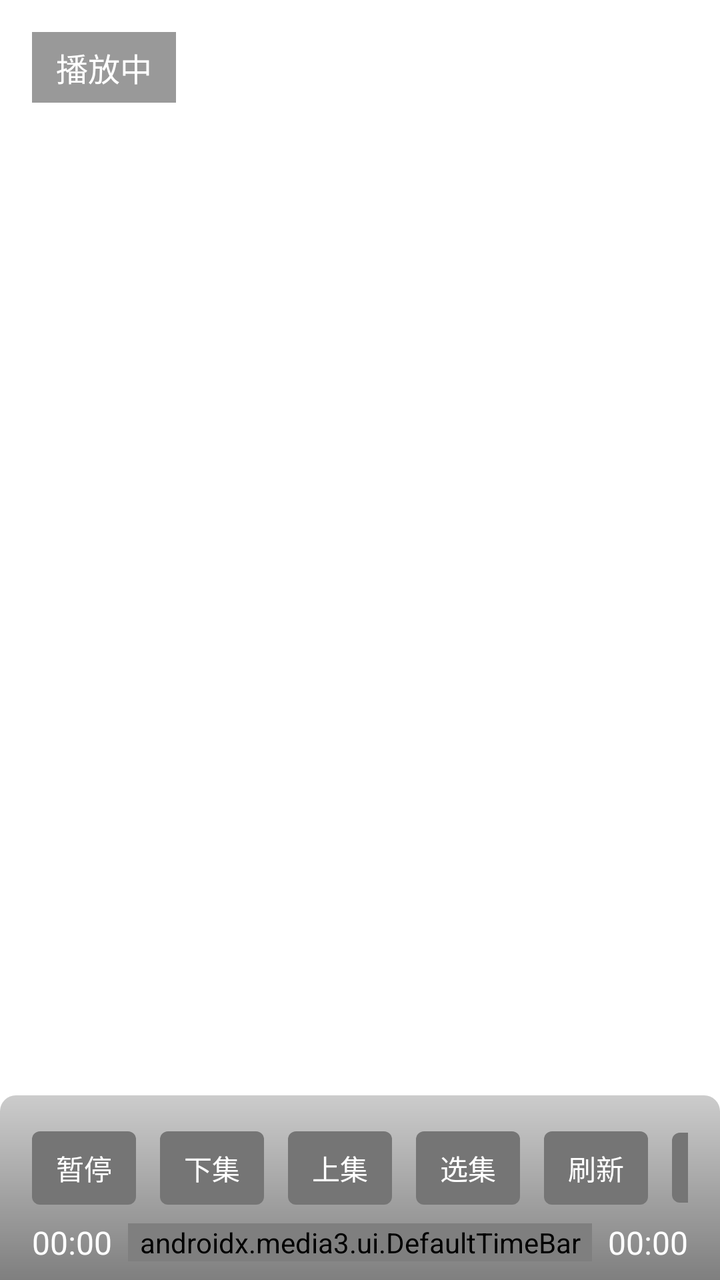
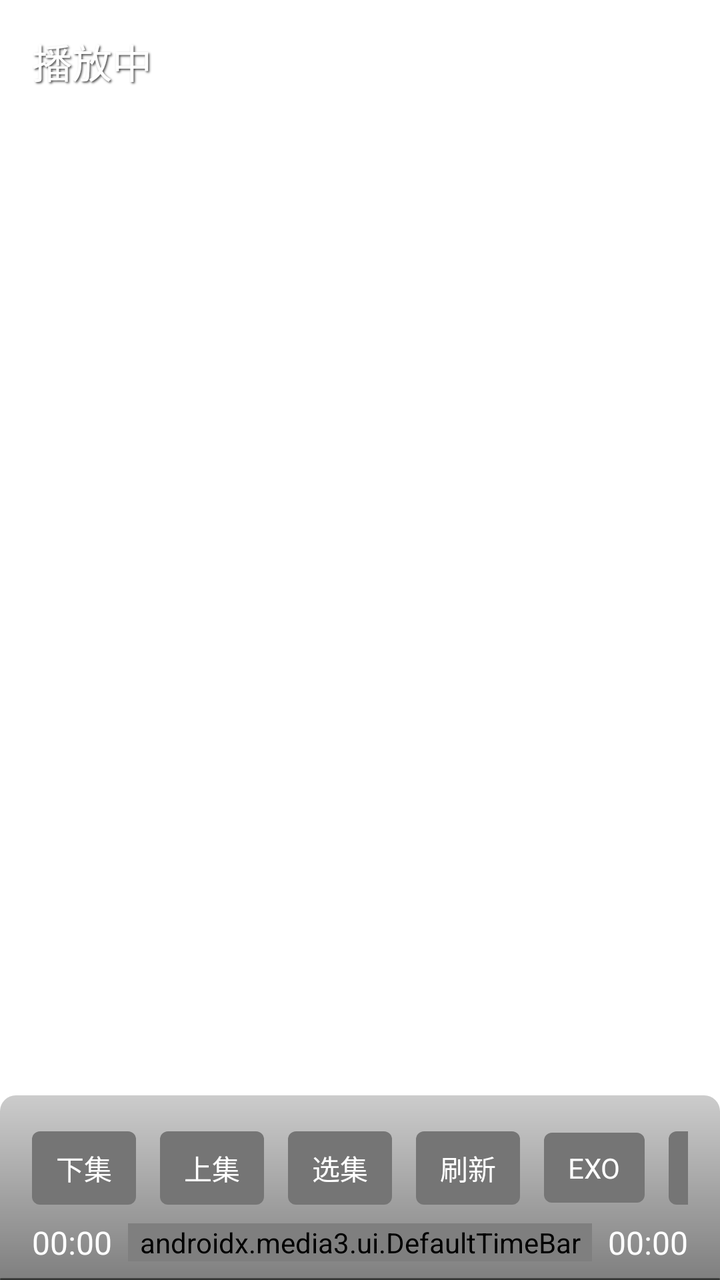

Compare the two renders of this Android layout. The source of the first and the diff that turns it into the second are given below.
<!-- AndroidManifest.xml: application theme Theme.TVBox -->
<!-- res/layout/activity_play_layer.xml -->
<?xml version="1.0" encoding="utf-8"?>
<FrameLayout xmlns:android="http://schemas.android.com/apk/res/android"
    xmlns:app="http://schemas.android.com/apk/res-auto"
    android:layout_width="match_parent"
    android:layout_height="match_parent"
    android:background="@android:color/transparent"
    android:focusable="true"
    android:focusableInTouchMode="true">

    
    
    
    


    


    
    <LinearLayout
        android:id="@+id/playProgress"
        android:layout_width="wrap_content"
        android:layout_height="wrap_content"
        android:layout_gravity="center"
        android:gravity="center"
        android:orientation="vertical"
        android:visibility="gone">

        
        <ProgressBar
            android:layout_width="wrap_content"
            android:layout_height="wrap_content"
            android:indeterminateTint="@android:color/white" />

        
        <TextView
            android:id="@+id/playProgressText"
            android:layout_width="wrap_content"
            android:layout_height="wrap_content"
            android:layout_marginTop="8dp"
            android:text="加载中"
            android:textColor="@android:color/white"
            android:textSize="16sp" />
    </LinearLayout>

    
    <LinearLayout
        android:id="@+id/playCenter"
        android:layout_width="wrap_content"
        android:layout_height="wrap_content"
        android:layout_gravity="center"
        android:background="@drawable/shape_widget"
        android:gravity="center"
        android:orientation="vertical"
        android:padding="16dp"
        android:visibility="gone">

        <ImageView
            android:id="@+id/playCenterIcon"
            android:layout_width="56dp"
            android:layout_height="56dp"
            android:contentDescription="@null"
            android:scaleType="fitCenter"
            android:src="@drawable/ic_widget_play" />

        <LinearLayout
            android:layout_width="wrap_content"
            android:layout_height="wrap_content"
            android:orientation="horizontal">

            <TextView
                android:id="@+id/playCenterPos"
                android:layout_width="wrap_content"
                android:layout_height="wrap_content"
                android:textColor="@color/white"
                android:textSize="16sp" />

            <TextView
                android:layout_width="wrap_content"
                android:layout_height="wrap_content"
                android:layout_marginStart="4dp"
                android:layout_marginEnd="4dp"
                android:text="/"
                android:textColor="@color/white"
                android:textSize="16sp" />

            <TextView
                android:id="@+id/playCenterDur"
                android:layout_width="wrap_content"
                android:layout_height="wrap_content"
                android:textColor="@color/white"
                android:textSize="16sp" />
        </LinearLayout>
    </LinearLayout>

    
    <TextView
        android:id="@+id/playTitle"
        android:layout_width="wrap_content"
        android:layout_height="wrap_content"
        android:layout_marginStart="16dp"
        android:layout_marginTop="16dp"
        android:background="#66000000"
        android:paddingStart="12dp"
        android:paddingTop="6dp"
        android:paddingEnd="12dp"
        android:paddingBottom="6dp"
        android:text="播放中"
        android:textColor="#FFFFFF"
        android:textSize="16sp" />

    
    <LinearLayout
        android:id="@+id/controlBar"
        android:layout_width="match_parent"
        android:layout_height="wrap_content"
        android:layout_gravity="bottom"
        android:background="@drawable/shape_controller"
        android:orientation="vertical"
        android:paddingStart="16dp"
        android:paddingTop="18dp"
        android:paddingEnd="16dp"
        android:paddingBottom="8dp"
        android:visibility="visible">

        
        <HorizontalScrollView
            android:id="@+id/parseBar"
            android:layout_width="match_parent"
            android:layout_height="wrap_content"
            android:layout_marginBottom="16dp"
            android:clipChildren="false"
            android:clipToPadding="false"
            android:scrollbars="none"
            android:visibility="gone">

            <LinearLayout
                android:id="@+id/parseRow"
                android:layout_width="wrap_content"
                android:layout_height="wrap_content"
                android:orientation="horizontal" />
        </HorizontalScrollView>

        
        <HorizontalScrollView
            android:layout_width="match_parent"
            android:layout_height="wrap_content"
            android:fillViewport="true"
            android:scrollbars="none">

            <LinearLayout
                android:id="@+id/actionLayout"
                android:layout_width="wrap_content"
                android:layout_height="wrap_content"
                android:gravity="center_vertical"
                android:orientation="horizontal">

            <TextView
                android:id="@+id/btnPlayPause"
                android:layout_width="wrap_content"
                android:layout_height="wrap_content"
                android:layout_marginEnd="12dp"
                android:background="@drawable/selector_text"
                android:focusable="true"
                android:focusableInTouchMode="true"
                android:nextFocusDown="@id/timeBar"
                android:text="暂停"
                android:textColor="@color/white"
                android:textSize="14sp" />

            <TextView
                android:id="@+id/btnNext"
                android:layout_width="wrap_content"
                android:layout_height="wrap_content"
                android:layout_marginEnd="12dp"
                android:background="@drawable/selector_text"
                android:focusable="true"
                android:focusableInTouchMode="true"
                android:nextFocusDown="@id/timeBar"
                android:text="下集"
                android:textColor="@color/white"
                android:textSize="14sp" />

            <TextView
                android:id="@+id/btnPrev"
                android:layout_width="wrap_content"
                android:layout_height="wrap_content"
                android:layout_marginEnd="12dp"
                android:background="@drawable/selector_text"
                android:focusable="true"
                android:focusableInTouchMode="true"
                android:nextFocusDown="@id/timeBar"
                android:text="上集"
                android:textColor="@color/white"
                android:textSize="14sp" />

            <TextView
                android:id="@+id/btnEpisodes"
                android:layout_width="wrap_content"
                android:layout_height="wrap_content"
                android:layout_marginEnd="12dp"
                android:background="@drawable/selector_text"
                android:focusable="true"
                android:focusableInTouchMode="true"
                android:nextFocusDown="@id/timeBar"
                android:text="选集"
                android:textColor="@color/white"
                android:textSize="14sp" />

            <TextView
                android:id="@+id/btnReset"
                android:layout_width="wrap_content"
                android:layout_height="wrap_content"
                android:layout_marginEnd="12dp"
                android:background="@drawable/selector_text"
                android:focusable="true"
                android:focusableInTouchMode="true"
                android:nextFocusDown="@id/timeBar"
                android:text="刷新"
                android:textColor="@color/white"
                android:textSize="14sp" />

            <TextView
                android:id="@+id/btnPlayer"
                android:layout_width="wrap_content"
                android:layout_height="wrap_content"
                android:layout_marginEnd="12dp"
                android:background="@drawable/selector_text"
                android:focusable="true"
                android:focusableInTouchMode="true"
                android:nextFocusDown="@id/timeBar"
                android:text="EXO"
                android:textColor="@color/white"
                android:textSize="14sp" />

            <TextView
                android:id="@+id/btnDecode"
                android:layout_width="wrap_content"
                android:layout_height="wrap_content"
                android:layout_marginEnd="12dp"
                android:background="@drawable/selector_text"
                android:focusable="true"
                android:focusableInTouchMode="true"
                android:nextFocusDown="@id/timeBar"
                android:text="硬解"
                android:textColor="@color/white"
                android:textSize="14sp" />

            <TextView
                android:id="@+id/btnSpeed"
                android:layout_width="wrap_content"
                android:layout_height="wrap_content"
                android:layout_marginEnd="12dp"
                android:background="@drawable/selector_text"
                android:focusable="true"
                android:focusableInTouchMode="true"
                android:nextFocusDown="@id/timeBar"
                android:text="1.00"
                android:textColor="@color/white"
                android:textSize="14sp" />

            <TextView
                android:id="@+id/btnScale"
                android:layout_width="wrap_content"
                android:layout_height="wrap_content"
                android:layout_marginEnd="12dp"
                android:background="@drawable/selector_text"
                android:focusable="true"
                android:focusableInTouchMode="true"
                android:nextFocusDown="@id/timeBar"
                android:text="原始"
                android:textColor="@color/white"
                android:textSize="14sp" />

            <TextView
                android:id="@+id/btnTrackText"
                android:layout_width="wrap_content"
                android:layout_height="wrap_content"
                android:layout_marginEnd="12dp"
                android:background="@drawable/selector_text"
                android:focusable="true"
                android:focusableInTouchMode="true"
                android:nextFocusDown="@id/timeBar"
                android:text="字幕"
                android:textColor="@color/white"
                android:textSize="14sp" />

            <TextView
                android:id="@+id/btnTrackAudio"
                android:layout_width="wrap_content"
                android:layout_height="wrap_content"
                android:layout_marginEnd="12dp"
                android:background="@drawable/selector_text"
                android:focusable="true"
                android:focusableInTouchMode="true"
                android:nextFocusDown="@id/timeBar"
                android:text="音轨"
                android:textColor="@color/white"
                android:textSize="14sp" />

            <TextView
                android:id="@+id/btnTrackVideo"
                android:layout_width="wrap_content"
                android:layout_height="wrap_content"
                android:layout_marginEnd="12dp"
                android:background="@drawable/selector_text"
                android:focusable="true"
                android:focusableInTouchMode="true"
                android:nextFocusDown="@id/timeBar"
                android:text="视轨"
                android:textColor="@color/white"
                android:textSize="14sp" />

            <TextView
                android:id="@+id/btnOpening"
                android:layout_width="wrap_content"
                android:layout_height="wrap_content"
                android:layout_marginEnd="12dp"
                android:background="@drawable/selector_text"
                android:focusable="true"
                android:focusableInTouchMode="true"
                android:nextFocusDown="@id/timeBar"
                android:text="片头"
                android:textColor="@color/white"
                android:textSize="14sp" />

            <TextView
                android:id="@+id/btnEnding"
                android:layout_width="wrap_content"
                android:layout_height="wrap_content"
                android:layout_marginEnd="12dp"
                android:background="@drawable/selector_text"
                android:focusable="true"
                android:focusableInTouchMode="true"
                android:nextFocusDown="@id/timeBar"
                android:text="片尾"
                android:textColor="@color/white"
                android:textSize="14sp" />

            
            <TextView
                android:id="@+id/btnDanmu"
                android:visibility="gone"
                android:layout_width="wrap_content"
                android:layout_height="wrap_content"
                android:layout_marginEnd="12dp"
                android:background="@drawable/selector_text"
                android:focusable="true"
                android:focusableInTouchMode="true"
                android:nextFocusDown="@id/timeBar"
                android:text="弹幕搜索"
                android:textColor="@color/white"
                android:textSize="14sp" />

            <TextView
                android:id="@+id/btnLoop"
                android:layout_width="wrap_content"
                android:layout_height="wrap_content"
                android:layout_marginEnd="12dp"
                android:background="@drawable/selector_text"
                android:focusable="true"
                android:focusableInTouchMode="true"
                android:nextFocusDown="@id/timeBar"
                android:text="循环"
                android:textColor="@color/white"
                android:textSize="14sp" />

            
            <TextView
                android:id="@+id/btnQuality"
                android:layout_width="wrap_content"
                android:layout_height="wrap_content"
                android:layout_marginEnd="12dp"
                android:background="@drawable/selector_text"
                android:focusable="true"
                android:focusableInTouchMode="true"
                android:nextFocusDown="@id/timeBar"
                android:text="清晰度"
                android:textColor="@color/white"
                android:textSize="14sp"
                android:visibility="gone" />

            </LinearLayout>
        </HorizontalScrollView>

        
        <LinearLayout
            android:layout_width="match_parent"
            android:layout_height="wrap_content"
            android:layout_marginTop="8dp"
            android:gravity="center_vertical"
            android:orientation="horizontal">

            <TextView
                android:id="@+id/timePos"
                android:layout_width="wrap_content"
                android:layout_height="wrap_content"
                android:text="00:00"
                android:textColor="@color/white"
                android:textSize="16sp" />

            <androidx.media3.ui.DefaultTimeBar
                android:id="@+id/timeBar"
                android:layout_width="0dp"
                android:layout_height="wrap_content"
                android:layout_marginStart="8dp"
                android:layout_marginEnd="8dp"
                android:layout_weight="1"
                android:focusable="true"
                android:focusableInTouchMode="true"
                android:nextFocusUp="@id/btnPlayPause" />

            <TextView
                android:id="@+id/timeDur"
                android:layout_width="wrap_content"
                android:layout_height="wrap_content"
                android:text="00:00"
                android:textColor="@color/white"
                android:textSize="16sp" />
        </LinearLayout>
    </LinearLayout>

</FrameLayout>
<!-- resources referenced by this layout -->
<resources>
  <color name="white">#FFFFFFFF</color>
  <!-- drawable ic_widget_play (drawable) -->
  <vector xmlns:android="http://schemas.android.com/apk/res/android"
      android:width="24dp"
      android:height="24dp"
      android:tint="#FFFFFF"
      android:viewportWidth="24"
      android:viewportHeight="24">
      <path
          android:fillColor="#FFFFFF"
          android:pathData="M8,5v14l11,-7z" />
  </vector>
  <!-- drawable selector_text (drawable) -->
  <?xml version="1.0" encoding="utf-8"?>
  <selector xmlns:android="http://schemas.android.com/apk/res/android">
      <item android:drawable="@drawable/shape_text_focused" android:state_focused="true" />
      <item android:drawable="@drawable/shape_text_activated" android:state_activated="true" />
      <item android:drawable="@drawable/shape_text_normal" />
  </selector>
  <!-- drawable shape_controller (drawable) -->
  <?xml version="1.0" encoding="utf-8"?>
  <shape xmlns:android="http://schemas.android.com/apk/res/android"
      android:shape="rectangle">
  
      <gradient
          android:angle="270"
          android:endColor="@color/black_50"
          android:startColor="@color/black_20"
          android:type="linear" />
  
      <corners
          android:topLeftRadius="8dp"
          android:topRightRadius="8dp" />
  
  </shape>
  <!-- drawable shape_widget (drawable) -->
  <?xml version="1.0" encoding="utf-8"?>
  <shape android:shape="rectangle"
    xmlns:android="http://schemas.android.com/apk/res/android">
      <solid android:color="@color/black_40" />
      <corners android:radius="8.0dip" />
      <padding android:left="16.0dip" android:top="16.0dip" android:right="16.0dip" android:bottom="16.0dip" />
  </shape>
  <style name="Theme.TVBox" parent="android:Theme.Black.NoTitleBar.Fullscreen">
          <item name="android:windowFullscreen">true</item>
          
          
          <item name="android:windowBackground">@null</item>
          <item name="android:colorBackground">@null</item>
          
          
          
          
      </style>
  <!-- drawable shape_text_focused (drawable) -->
  <?xml version="1.0" encoding="utf-8"?>
  <shape xmlns:android="http://schemas.android.com/apk/res/android"
      android:shape="rectangle">
  
      <solid android:color="@color/blue_500" />
  
      <corners android:radius="4dp" />
  
      <padding
          android:bottom="8dp"
          android:left="12dp"
          android:right="12dp"
          android:top="8dp" />
  
  </shape>
  <!-- drawable shape_text_activated (drawable) -->
  <?xml version="1.0" encoding="utf-8"?>
  <shape xmlns:android="http://schemas.android.com/apk/res/android"
      android:shape="rectangle">
  
      <solid android:color="@color/grey_600" />
  
      <corners android:radius="4dp" />
  
      <padding
          android:bottom="8dp"
          android:left="12dp"
          android:right="12dp"
          android:top="8dp" />
  
  </shape>
  <!-- drawable shape_text_normal (drawable) -->
  <?xml version="1.0" encoding="utf-8"?>
  <shape xmlns:android="http://schemas.android.com/apk/res/android"
      android:shape="rectangle">
  
      <solid android:color="@color/grey_600" />
  
      <corners android:radius="4dp" />
  
      <padding
          android:bottom="8dp"
          android:left="12dp"
          android:right="12dp"
          android:top="8dp" />
  
  </shape>
  <color name="black_50">#80000000</color>
  <color name="black_20">#33000000</color>
  <color name="black_40">#66000000</color>
  <color name="blue_500">#FF2196F3</color>
  <color name="grey_600">#FF757575</color>
</resources>

<!-- the commit's change to res/layout/activity_play_layer.xml (unified diff, before → after) -->
@@ -15,6 +15,61 @@
 
     
 
+
+    
+    <RelativeLayout
+        android:id="@+id/displayOverlay"
+        android:layout_width="match_parent"
+        android:layout_height="match_parent"
+        android:background="@android:color/transparent">
+
+        <TextView
+            android:id="@+id/clock"
+            style="@style/Shadow"
+            android:layout_width="wrap_content"
+            android:layout_height="wrap_content"
+            android:layout_alignParentEnd="true"
+            android:layout_marginTop="16dp"
+            android:layout_marginEnd="16dp"
+            android:fontFeatureSettings="tnum"
+            android:textColor="@color/white"
+            android:textSize="20sp" />
+
+        <TextView
+            android:id="@+id/netspeed"
+            style="@style/Shadow"
+            android:layout_width="wrap_content"
+            android:layout_height="wrap_content"
+            android:layout_alignParentEnd="true"
+            android:layout_alignParentBottom="true"
+            android:layout_marginEnd="16dp"
+            android:layout_marginBottom="16dp"
+            android:fontFeatureSettings="tnum"
+            android:textColor="@color/white"
+            android:textSize="16sp" />
+
+        <TextView
+            android:id="@+id/playDuration"
+            style="@style/Shadow"
+            android:layout_width="wrap_content"
+            android:layout_height="wrap_content"
+            android:layout_alignParentStart="true"
+            android:layout_alignParentBottom="true"
+            android:layout_marginStart="16dp"
+            android:layout_marginBottom="16dp"
+            android:fontFeatureSettings="tnum"
+            android:textColor="@color/white"
+            android:textSize="16sp" />
+
+        <ProgressBar
+            android:id="@+id/bottomProgress"
+            style="?android:progressBarStyleHorizontal"
+            android:layout_width="match_parent"
+            android:layout_height="1dp"
+            android:layout_alignParentBottom="true"
+            android:max="100"
+            android:progress="0" />
+    </RelativeLayout>
 
     
     <LinearLayout
@@ -94,20 +149,21 @@
     </LinearLayout>
 
     
+    
     <TextView
         android:id="@+id/playTitle"
-        android:layout_width="wrap_content"
+        android:layout_width="fill_parent"
         android:layout_height="wrap_content"
         android:layout_marginStart="16dp"
         android:layout_marginTop="16dp"
-        android:background="#66000000"
-        android:paddingStart="12dp"
-        android:paddingTop="6dp"
-        android:paddingEnd="12dp"
-        android:paddingBottom="6dp"
+        android:layout_marginEnd="100dp"
+        android:ellipsize="marquee"
+        android:marqueeRepeatLimit="marquee_forever"
+        android:singleLine="true"
         android:text="播放中"
-        android:textColor="#FFFFFF"
-        android:textSize="16sp" />
+        android:textColor="@color/white"
+        android:textSize="20sp"
+        style="@style/Shadow" />
 
     
     <LinearLayout
@@ -155,19 +211,7 @@
                 android:gravity="center_vertical"
                 android:orientation="horizontal">
 
-            <TextView
-                android:id="@+id/btnPlayPause"
-                android:layout_width="wrap_content"
-                android:layout_height="wrap_content"
-                android:layout_marginEnd="12dp"
-                android:background="@drawable/selector_text"
-                android:focusable="true"
-                android:focusableInTouchMode="true"
-                android:nextFocusDown="@id/timeBar"
-                android:text="暂停"
-                android:textColor="@color/white"
-                android:textSize="14sp" />
-
+            
             <TextView
                 android:id="@+id/btnNext"
                 android:layout_width="wrap_content"
@@ -176,9 +220,12 @@
                 android:background="@drawable/selector_text"
                 android:focusable="true"
                 android:focusableInTouchMode="true"
-                android:nextFocusDown="@id/timeBar"
+                android:maxLines="1"
+                android:maxEms="12"
+                android:nextFocusDown="@id/timeBar"
+                android:nextFocusLeft="@id/btnLoop"
                 android:text="下集"
-                android:textColor="@color/white"
+                android:textColor="@color/text"
                 android:textSize="14sp" />
 
             <TextView
@@ -189,9 +236,11 @@
                 android:background="@drawable/selector_text"
                 android:focusable="true"
                 android:focusableInTouchMode="true"
+                android:maxLines="1"
+                android:maxEms="12"
                 android:nextFocusDown="@id/timeBar"
                 android:text="上集"
-                android:textColor="@color/white"
+                android:textColor="@color/text"
                 android:textSize="14sp" />
 
             <TextView
@@ -202,9 +251,11 @@
                 android:background="@drawable/selector_text"
                 android:focusable="true"
                 android:focusableInTouchMode="true"
+                android:maxLines="1"
+                android:maxEms="12"
                 android:nextFocusDown="@id/timeBar"
                 android:text="选集"
-                android:textColor="@color/white"
+                android:textColor="@color/text"
                 android:textSize="14sp" />
 
             <TextView
@@ -215,9 +266,11 @@
                 android:background="@drawable/selector_text"
                 android:focusable="true"
                 android:focusableInTouchMode="true"
+                android:maxLines="1"
+                android:maxEms="12"
                 android:nextFocusDown="@id/timeBar"
                 android:text="刷新"
-                android:textColor="@color/white"
+                android:textColor="@color/text"
                 android:textSize="14sp" />
 
             <TextView
@@ -228,9 +281,11 @@
                 android:background="@drawable/selector_text"
                 android:focusable="true"
                 android:focusableInTouchMode="true"
+                android:maxLines="1"
+                android:maxEms="12"
                 android:nextFocusDown="@id/timeBar"
                 android:text="EXO"
-                android:textColor="@color/white"
+                android:textColor="@color/text"
                 android:textSize="14sp" />
 
             <TextView
@@ -241,9 +296,11 @@
                 android:background="@drawable/selector_text"
                 android:focusable="true"
                 android:focusableInTouchMode="true"
+                android:maxLines="1"
+                android:maxEms="12"
                 android:nextFocusDown="@id/timeBar"
                 android:text="硬解"
-                android:textColor="@color/white"
+                android:textColor="@color/text"
                 android:textSize="14sp" />
 
             <TextView
@@ -254,9 +311,11 @@
                 android:background="@drawable/selector_text"
                 android:focusable="true"
                 android:focusableInTouchMode="true"
+                android:maxLines="1"
+                android:maxEms="12"
                 android:nextFocusDown="@id/timeBar"
                 android:text="1.00"
-                android:textColor="@color/white"
+                android:textColor="@color/text"
                 android:textSize="14sp" />
 
             <TextView
@@ -267,9 +326,11 @@
                 android:background="@drawable/selector_text"
                 android:focusable="true"
                 android:focusableInTouchMode="true"
+                android:maxLines="1"
+                android:maxEms="12"
                 android:nextFocusDown="@id/timeBar"
                 android:text="原始"
-                android:textColor="@color/white"
+                android:textColor="@color/text"
                 android:textSize="14sp" />
 
             <TextView
@@ -280,9 +341,11 @@
                 android:background="@drawable/selector_text"
                 android:focusable="true"
                 android:focusableInTouchMode="true"
+                android:maxLines="1"
+                android:maxEms="12"
                 android:nextFocusDown="@id/timeBar"
                 android:text="字幕"
-                android:textColor="@color/white"
+                android:textColor="@color/text"
                 android:textSize="14sp" />
 
             <TextView
@@ -293,9 +356,11 @@
                 android:background="@drawable/selector_text"
                 android:focusable="true"
                 android:focusableInTouchMode="true"
+                android:maxLines="1"
+                android:maxEms="12"
                 android:nextFocusDown="@id/timeBar"
                 android:text="音轨"
-                android:textColor="@color/white"
+                android:textColor="@color/text"
                 android:textSize="14sp" />
 
             <TextView
@@ -306,9 +371,11 @@
                 android:background="@drawable/selector_text"
                 android:focusable="true"
                 android:focusableInTouchMode="true"
+                android:maxLines="1"
+                android:maxEms="12"
                 android:nextFocusDown="@id/timeBar"
                 android:text="视轨"
-                android:textColor="@color/white"
+                android:textColor="@color/text"
                 android:textSize="14sp" />
 
             <TextView
@@ -319,9 +386,11 @@
                 android:background="@drawable/selector_text"
                 android:focusable="true"
                 android:focusableInTouchMode="true"
+                android:maxLines="1"
+                android:maxEms="12"
                 android:nextFocusDown="@id/timeBar"
                 android:text="片头"
-                android:textColor="@color/white"
+                android:textColor="@color/text"
                 android:textSize="14sp" />
 
             <TextView
@@ -332,9 +401,11 @@
                 android:background="@drawable/selector_text"
                 android:focusable="true"
                 android:focusableInTouchMode="true"
+                android:maxLines="1"
+                android:maxEms="12"
                 android:nextFocusDown="@id/timeBar"
                 android:text="片尾"
-                android:textColor="@color/white"
+                android:textColor="@color/text"
                 android:textSize="14sp" />
 
             
@@ -347,9 +418,11 @@
                 android:background="@drawable/selector_text"
                 android:focusable="true"
                 android:focusableInTouchMode="true"
+                android:maxLines="1"
+                android:maxEms="12"
                 android:nextFocusDown="@id/timeBar"
                 android:text="弹幕搜索"
-                android:textColor="@color/white"
+                android:textColor="@color/text"
                 android:textSize="14sp" />
 
             <TextView
@@ -360,9 +433,12 @@
                 android:background="@drawable/selector_text"
                 android:focusable="true"
                 android:focusableInTouchMode="true"
-                android:nextFocusDown="@id/timeBar"
+                android:maxLines="1"
+                android:maxEms="12"
+                android:nextFocusDown="@id/timeBar"
+                android:nextFocusRight="@id/btnNext"
                 android:text="循环"
-                android:textColor="@color/white"
+                android:textColor="@color/text"
                 android:textSize="14sp" />
 
             
@@ -374,9 +450,11 @@
                 android:background="@drawable/selector_text"
                 android:focusable="true"
                 android:focusableInTouchMode="true"
+                android:maxLines="1"
+                android:maxEms="12"
                 android:nextFocusDown="@id/timeBar"
                 android:text="清晰度"
-                android:textColor="@color/white"
+                android:textColor="@color/text"
                 android:textSize="14sp"
                 android:visibility="gone" />
 
@@ -395,10 +473,12 @@
                 android:id="@+id/timePos"
                 android:layout_width="wrap_content"
                 android:layout_height="wrap_content"
+                android:fontFeatureSettings="tnum"
                 android:text="00:00"
                 android:textColor="@color/white"
                 android:textSize="16sp" />
 
+            
             <androidx.media3.ui.DefaultTimeBar
                 android:id="@+id/timeBar"
                 android:layout_width="0dp"
@@ -408,12 +488,20 @@
                 android:layout_weight="1"
                 android:focusable="true"
                 android:focusableInTouchMode="true"
-                android:nextFocusUp="@id/btnPlayPause" />
+                android:nextFocusLeft="@id/timeBar"
+                android:nextFocusRight="@id/timeBar"
+                android:nextFocusUp="@id/btnNext"
+                android:nextFocusDown="@id/timeBar"
+                app:buffered_color="@color/blue_200"
+                app:played_color="@color/blue_500"
+                app:scrubber_color="@color/blue_500"
+                app:unplayed_color="@color/grey_500" />
 
             <TextView
                 android:id="@+id/timeDur"
                 android:layout_width="wrap_content"
                 android:layout_height="wrap_content"
+                android:fontFeatureSettings="tnum"
                 android:text="00:00"
                 android:textColor="@color/white"
                 android:textSize="16sp" />
<!-- resource entries referenced after the edit -->
@@ -1,5 +1,6 @@
 <!-- resources referenced by this layout -->
 <resources>
+  <color name="blue_200">#ff90caf9</color>
   <color name="white">#FFFFFFFF</color>
   <!-- drawable ic_widget_play (drawable) -->
   <vector xmlns:android="http://schemas.android.com/apk/res/android"
@@ -43,6 +44,12 @@
       <corners android:radius="8.0dip" />
       <padding android:left="16.0dip" android:top="16.0dip" android:right="16.0dip" android:bottom="16.0dip" />
   </shape>
+  <style name="Shadow">
+          <item name="android:shadowColor">#b0000000</item>
+          <item name="android:shadowDx">1.5</item>
+          <item name="android:shadowDy">1.5</item>
+          <item name="android:shadowRadius">2.0</item>
+      </style>
   <style name="Theme.TVBox" parent="android:Theme.Black.NoTitleBar.Fullscreen">
           <item name="android:windowFullscreen">true</item>
           
@@ -106,6 +113,7 @@
   <color name="black_20">#33000000</color>
   <color name="black_40">#66000000</color>
   <color name="blue_500">#FF2196F3</color>
+  <color name="grey_500">#ff9e9e9e</color>
   <color name="grey_600">#FF757575</color>
 </resources>
 
